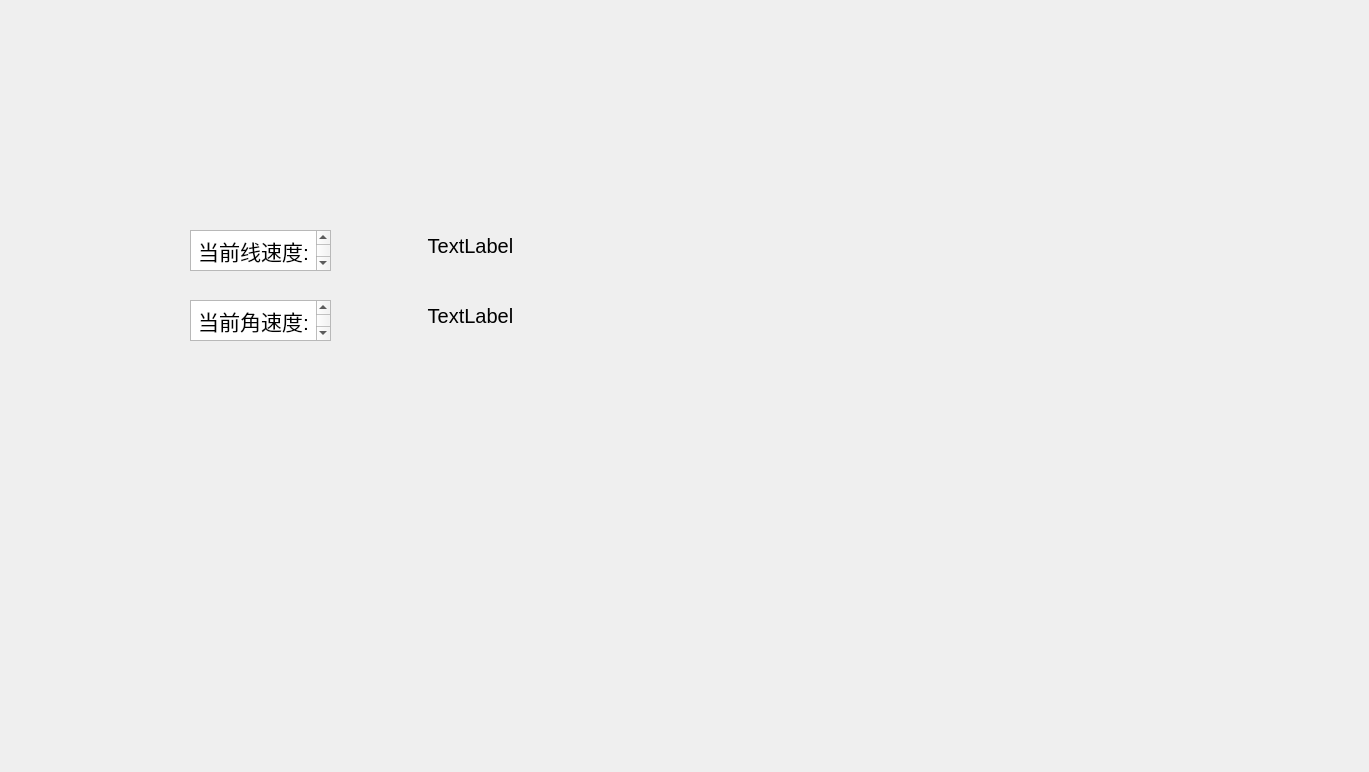
Old version of the form tb3_qt/src/turtlebot3_qt/ui/widget.ui in the repository xingzay/Critic_Pluning.
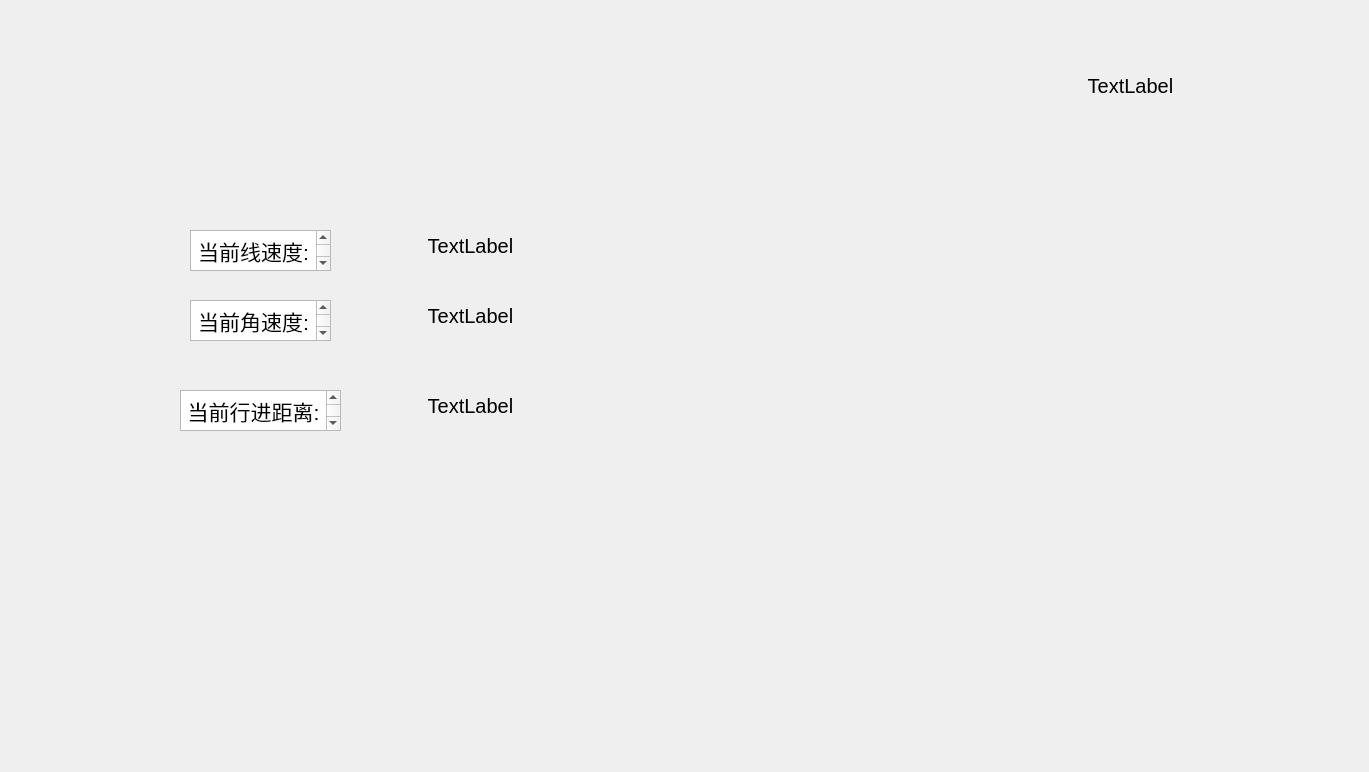
New version of the form.

The edit to the form file:
```diff
--- a/tb3_qt/src/turtlebot3_qt/ui/widget.ui
+++ b/tb3_qt/src/turtlebot3_qt/ui/widget.ui
@@ -105,6 +105,73 @@
 &lt;p align=&quot;center&quot; style=&quot; margin-top:0px; margin-bottom:0px; margin-left:0px; margin-right:0px; -qt-block-indent:0; text-indent:0px;&quot;&gt;&lt;span style=&quot; font-size:16pt;&quot;&gt;当前角速度:&lt;/span&gt;&lt;/p&gt;&lt;/body&gt;&lt;/html&gt;</string>
    </property>
   </widget>
+  <widget class="QLabel" name="update_time">
+   <property name="geometry">
+    <rect>
+     <x>990</x>
+     <y>70</y>
+     <width>281</width>
+     <height>31</height>
+    </rect>
+   </property>
+   <property name="font">
+    <font>
+     <pointsize>15</pointsize>
+    </font>
+   </property>
+   <property name="text">
+    <string>TextLabel</string>
+   </property>
+   <property name="alignment">
+    <set>Qt::AlignCenter</set>
+   </property>
+  </widget>
+  <widget class="QLabel" name="route_label">
+   <property name="geometry">
+    <rect>
+     <x>370</x>
+     <y>380</y>
+     <width>201</width>
+     <height>51</height>
+    </rect>
+   </property>
+   <property name="font">
+    <font>
+     <pointsize>15</pointsize>
+    </font>
+   </property>
+   <property name="text">
+    <string>TextLabel</string>
+   </property>
+   <property name="alignment">
+    <set>Qt::AlignCenter</set>
+   </property>
+  </widget>
+  <widget class="QTextEdit" name="route_textEdit">
+   <property name="geometry">
+    <rect>
+     <x>180</x>
+     <y>390</y>
+     <width>161</width>
+     <height>41</height>
+    </rect>
+   </property>
+   <property name="font">
+    <font>
+     <pointsize>15</pointsize>
+    </font>
+   </property>
+   <property name="html">
+    <string>&lt;!DOCTYPE HTML PUBLIC &quot;-//W3C//DTD HTML 4.0//EN&quot; &quot;http://www.w3.org/TR/REC-html40/strict.dtd&quot;&gt;
+&lt;html&gt;&lt;head&gt;&lt;meta name=&quot;qrichtext&quot; content=&quot;1&quot; /&gt;&lt;meta charset=&quot;utf-8&quot; /&gt;&lt;style type=&quot;text/css&quot;&gt;
+p, li { white-space: pre-wrap; }
+hr { height: 1px; border-width: 0; }
+li.unchecked::marker { content: &quot;\2610&quot;; }
+li.checked::marker { content: &quot;\2612&quot;; }
+&lt;/style&gt;&lt;/head&gt;&lt;body style=&quot; font-family:'Ubuntu'; font-size:15pt; font-weight:400; font-style:normal;&quot;&gt;
+&lt;p align=&quot;center&quot; style=&quot; margin-top:0px; margin-bottom:0px; margin-left:0px; margin-right:0px; -qt-block-indent:0; text-indent:0px;&quot;&gt;&lt;span style=&quot; font-size:16pt;&quot;&gt;当前行进距离:&lt;/span&gt;&lt;/p&gt;&lt;/body&gt;&lt;/html&gt;</string>
+   </property>
+  </widget>
  </widget>
  <resources/>
  <connections/>
```
